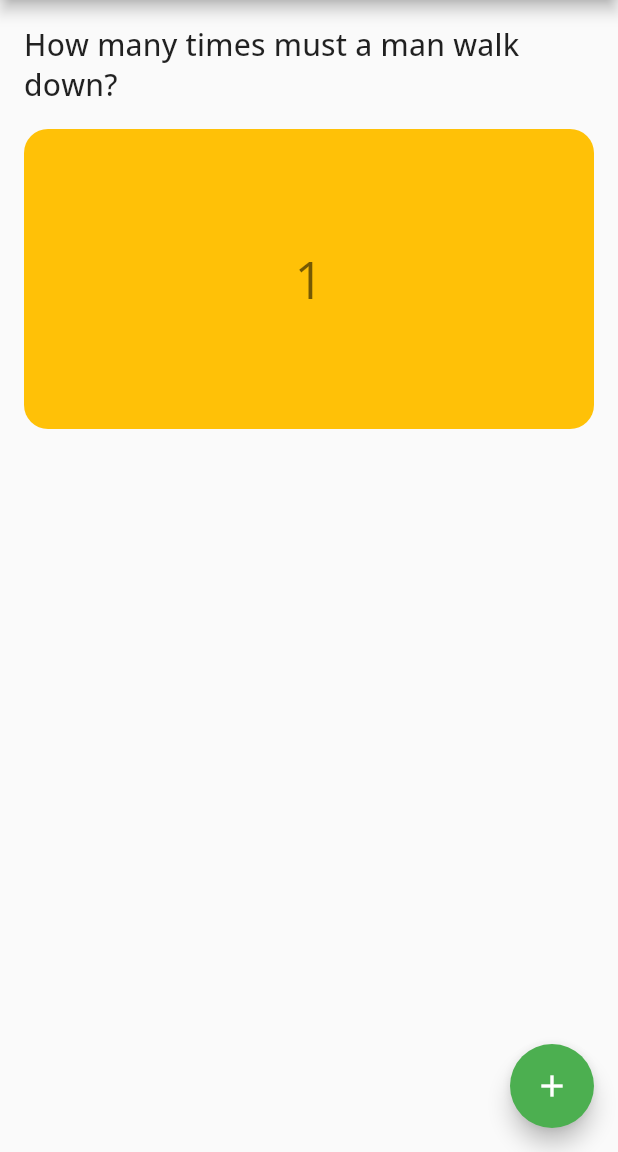
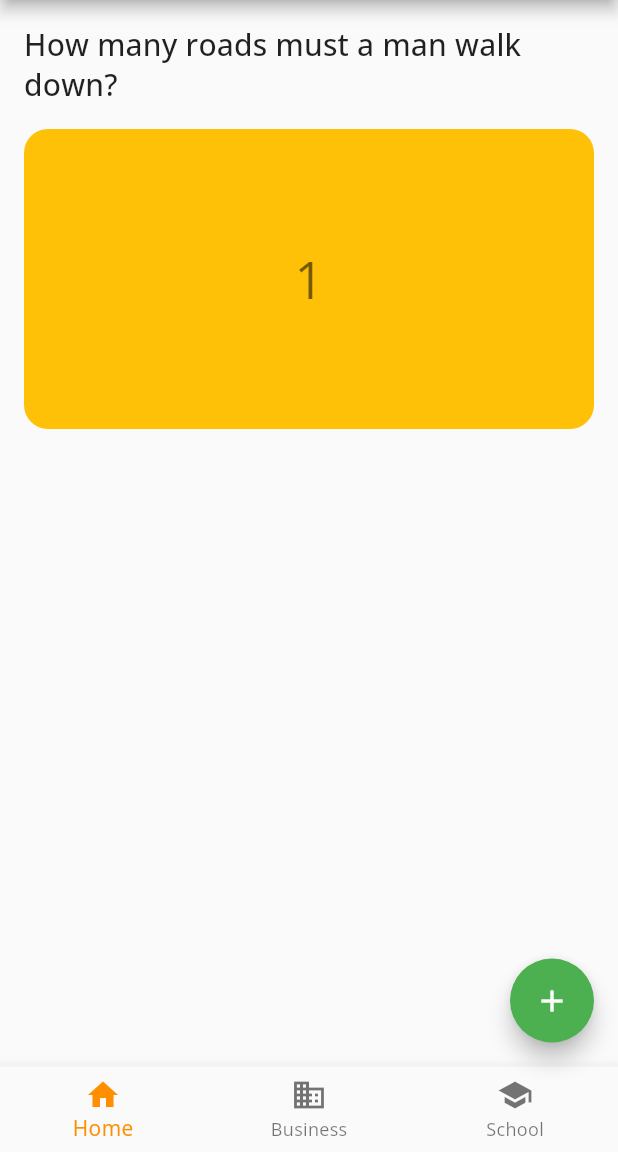
Before and after one commit to haukurmar/first_flutter_app, a Flutter app: the screen it shows after launch, after a tap on the "add" icon, on a phone screen of 412 x 824 dp, the part 84-1236 px from its top. Run offline on Flutter 3.47's test engine with Material 2 defaults, Android fonts, the phone set to English and light mode, and no system bars; our stand-ins replace google_fonts.

```diff
--- a/lib/home.dart
+++ b/lib/home.dart
@@ -11,10 +11,18 @@ class HomePage extends StatefulWidget {
 
 class _HomePageState extends State<HomePage> {
   int _counter = 0;
+  int _selectedNavIndex = 0;
 
   void _incrementCounter() {
     setState(() {
       _counter++;
+    });
+  }
+
+  void _onItemTapped(int index) {
+    setState(() {
+      print("tap");
+      _selectedNavIndex = index;
     });
   }
 
@@ -39,7 +47,7 @@ class _HomePageState extends State<HomePage> {
           children: <Widget>[
             Container(
               margin: EdgeInsets.only(bottom: 16.0),
-              child: Text('How many times must a man walk down?',
+              child: Text('How many roads must a man walk down?',
                   style: Theme.of(context).textTheme.headline6),
             ),
             Container(
@@ -57,6 +65,25 @@ class _HomePageState extends State<HomePage> {
           ],
         ),
       ),
+      bottomNavigationBar: BottomNavigationBar(
+        items: const <BottomNavigationBarItem>[
+          BottomNavigationBarItem(
+            icon: Icon(Icons.home),
+            title: Text('Home'),
+          ),
+          BottomNavigationBarItem(
+            icon: Icon(Icons.business),
+            title: Text('Business'),
+          ),
+          BottomNavigationBarItem(
+            icon: Icon(Icons.school),
+            title: Text('School'),
+          ),
+        ],
+        currentIndex: _selectedNavIndex,
+        selectedItemColor: Colors.amber[800],
+        onTap: _onItemTapped,
+      ),
       floatingActionButton: FloatingActionButton(
         onPressed: _incrementCounter,
         tooltip: 'Increment',
```
